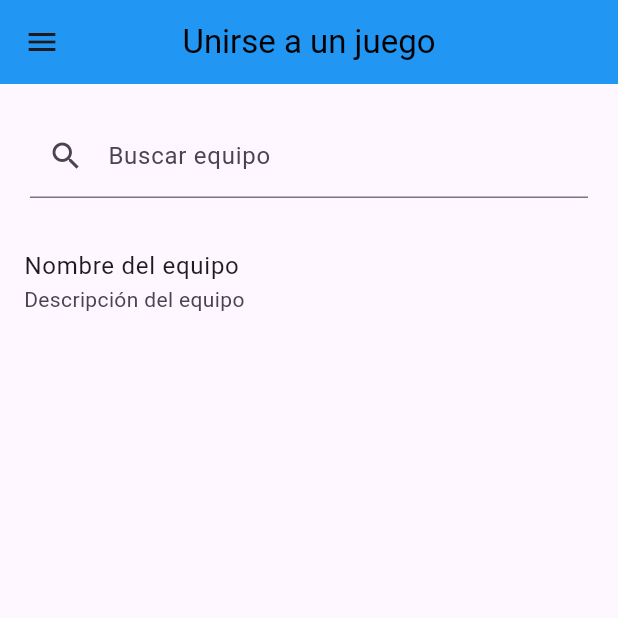
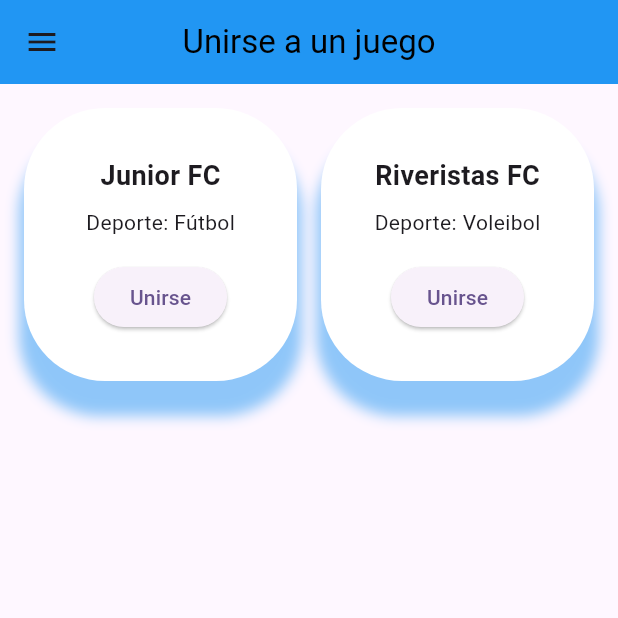
Before and after one commit to MartinCantillo/Movil-Jaime, a Flutter app: the UnirseJuegoScreem screen opened by its route, on a phone screen of 412 x 824 dp, the top half of it. Run offline on Flutter 3.47's test engine with Material 3 defaults, Android fonts, the phone set to English and light mode, and no system bars.

Commit message:
unirse a juego ready

```diff
--- a/project/lib/Data/EquipoData.dart
+++ b/project/lib/Data/EquipoData.dart
@@ -4,6 +4,7 @@ final List<Equipo> equipos = [
   Equipo(
     id: 1,
     nombreDeporte: 'Fútbol',
+    nombreEquipo: 'Junior FC',
     fecha: DateTime.now(),
     hora: DateTime.now(),
     lugar: 'Cancha 1',
@@ -15,6 +16,7 @@ final List<Equipo> equipos = [
   Equipo(
     id: 2,
     nombreDeporte: 'Baloncesto',
+    nombreEquipo: 'Los toñistas Humor FC',
     fecha: DateTime.now(),
     hora: DateTime.now(),
     lugar: 'Cancha 2',
@@ -26,6 +28,7 @@ final List<Equipo> equipos = [
   Equipo(
     id: 20,
     nombreDeporte: 'Voleibol',
+    nombreEquipo: 'Riveristas FC',
     fecha: DateTime.now(),
     hora: DateTime.now(),
     lugar: 'Cancha 3',
--- a/project/lib/Model/Equipo.dart
+++ b/project/lib/Model/Equipo.dart
@@ -4,6 +4,7 @@ import 'dart:convert';
 class Equipo {
   int? id;
   String? nombreDeporte;
+  String? nombreEquipo;
   DateTime? fecha;
   DateTime? hora;
   String? lugar;
@@ -14,6 +15,7 @@ class Equipo {
   Equipo({
     this.id,
     this.nombreDeporte,
+    this.nombreEquipo,
     this.fecha,
     this.hora,
     this.lugar,
@@ -27,6 +29,7 @@ class Equipo {
     return {
       'id': id,
       'nombreDeporte': nombreDeporte,
+      'nombreEquipo': nombreEquipo,
       'fecha': fecha?.millisecondsSinceEpoch,
       'hora': hora?.millisecondsSinceEpoch,
       'lugar': lugar,
@@ -41,6 +44,7 @@ class Equipo {
     return Equipo(
       id: map['id']?.toInt(),
       nombreDeporte: map['nombreDeporte'],
+      nombreEquipo: map['nombreEquipo'],
       fecha: map['fecha'] != null
           ? DateTime.fromMillisecondsSinceEpoch(map['fecha'])
           : null,
@@ -61,6 +65,6 @@ class Equipo {
 
   @override
   String toString() {
-    return 'Equipo(id: $id, nombreDeporte: $nombreDeporte, fecha: $fecha, hora: $hora, lugar: $lugar, creadorId: $creadorId, jugadoresNecesarios: $jugadoresNecesarios, buscajugadores: $buscajugadores, jugadoresIds: $jugadoresIds)';
+    return 'Equipo(id: $id, nombreDeporte: $nombreDeporte, nombreEquipo: $nombreEquipo, fecha: $fecha, hora: $hora, lugar: $lugar, creadorId: $creadorId, jugadoresNecesarios: $jugadoresNecesarios, buscajugadores: $buscajugadores, jugadoresIds: $jugadoresIds)';
   }
 }
--- a/project/lib/Model/Usuario.dart
+++ b/project/lib/Model/Usuario.dart
@@ -1,6 +1,5 @@
 import 'dart:convert';
 
-import 'package:flutter/widgets.dart';
 
 class Usuario {
   int? id;
--- a/project/lib/View/Screem/UnirseJuegoScreem.dart
+++ b/project/lib/View/Screem/UnirseJuegoScreem.dart
@@ -1,4 +1,6 @@
 import 'package:flutter/material.dart';
+import 'package:project/Data/EquipoData.dart';
+import 'package:project/Model/Equipo.dart';
 import 'package:project/View/Widget/AppBarW.dart';
 import 'package:project/View/Widget/drawer.dart';
 
@@ -12,64 +14,108 @@ class UnirseJuegoScreem extends StatefulWidget {
 }
 
 class _UnirseJuegoScreemState extends State<UnirseJuegoScreem> {
-  late String _searchQuery = '';
-
   @override
   Widget build(BuildContext context) {
     return SafeArea(
       child: Scaffold(
         appBar: AppBarW(title: "Unirse a un juego"),
-        drawer: DrawerW(
-          user: "Martin",
-          correo: "Martin@gmail.com",
+        drawer: DrawerW(user: "Martin", correo: "Martin@gmail.com"),
+        body: _buildTeamList(),
       ),
-        body: Column(
+    );
+  }
+
+  Widget _buildTeamList() {
+    final List<Equipo> filteredTeams =
+        equipos.where((equipo) => equipo.buscajugadores == true).toList();
+
+    return Padding(
+      padding: const EdgeInsets.all(16.0),
+      child: GridView.count(
+        crossAxisCount: 2,
+        mainAxisSpacing: 16,
+        crossAxisSpacing: 16,
+        children: filteredTeams.map((equipo) {
+          return InkWell(
+            onTap: () {
+              _showInputDialog(context, equipo);
+            },
+            child: Container(
+              decoration: BoxDecoration(
+                color: Colors.white,
+                borderRadius: BorderRadius.circular(54),
+                boxShadow: [
+                  BoxShadow(
+                    color: Colors.blue.withOpacity(0.50),
+                    spreadRadius: 3,
+                    blurRadius: 7,
+                    offset: Offset(0, 20),
+                  ),
+                ],
+              ),
+              child: Column(
+                mainAxisAlignment: MainAxisAlignment.center,
                 children: [
-            Padding(
-              padding: const EdgeInsets.all(20.0),
-              child: TextField(
-                decoration: InputDecoration(
-                  labelText: 'Buscar equipo',
-                  prefixIcon: Icon(Icons.search),
-                ),
-                onChanged: (value) {
-                  setState(() {
-                    _searchQuery = value;
-                  });
-                },
+                  Text(
+                    equipo.nombreEquipo ?? '',
+                    style: TextStyle(
+                      fontSize: 18,
+                      fontWeight: FontWeight.bold,
                     ),
                   ),
-            Expanded(
-              child: _buildTeamList(),
+                  SizedBox(height: 8),
+                  Text(
+                    'Deporte: ${equipo.nombreDeporte ?? ''}',
+                    style: TextStyle(fontSize: 14),
+                  ),
+                  SizedBox(height: 16),
+                  ElevatedButton(
+                    onPressed: () {
+                      _showInputDialog(context, equipo);
+                    },
+                    child: Text('Unirse'),
                   ),
                 ],
               ),
             ),
           );
+        }).toList(),
+      ),
+    );
   }
 
-  // Método para construir la lista de equipos según el criterio de búsqueda
-  Widget _buildTeamList() {
-    // Aquí puedes implementar la lógica para filtrar los equipos según el criterio de búsqueda
-    // y luego construir una lista de widgets que representen los equipos encontrados.
-    // Por ejemplo:
-    List<Widget> teams =
-        []; // Aquí deberías llenar esta lista con los widgets de los equipos encontrados.
+  void _showInputDialog(BuildContext context, Equipo equipo) {
+    String codigo = '';
 
-    // Ejemplo de cómo agregar un widget de equipo a la lista:
-    teams.add(
-      ListTile(
-        title: Text('Nombre del equipo'),
-        subtitle: Text('Descripción del equipo'),
-        onTap: () {
-          // Aquí puedes definir qué hacer cuando se seleccione un equipo de la lista.
+    showDialog(
+      context: context,
+      builder: (BuildContext context) {
+        return AlertDialog(
+          title: Text('Ingresar código'),
+          content: TextField(
+            onChanged: (value) => codigo = value,
+            decoration: InputDecoration(
+              hintText: 'Ingrese el código',
+            ),
+          ),
+          actions: [
+            TextButton(
+              onPressed: () {
+                Navigator.pop(context);
               },
+              child: Text('Cancelar'),
             ),
+            ElevatedButton(
+              onPressed: () {
+                print(
+                    'Código ingresado para el equipo con ID: ${equipo.id}: $codigo');
+                Navigator.pop(context);
+              },
+              child: Text('Guardar'),
+            ),
+          ],
         );
-
-    // Devolver la lista de widgets de equipos
-    return ListView(
-      children: teams,
+      },
     );
   }
 }
```
Also changed, not shown: project/lib/View/Screem/CEquipoScreem.dart (+4 -3 lines). Lines whose indentation alone changed are shown as unchanged.
